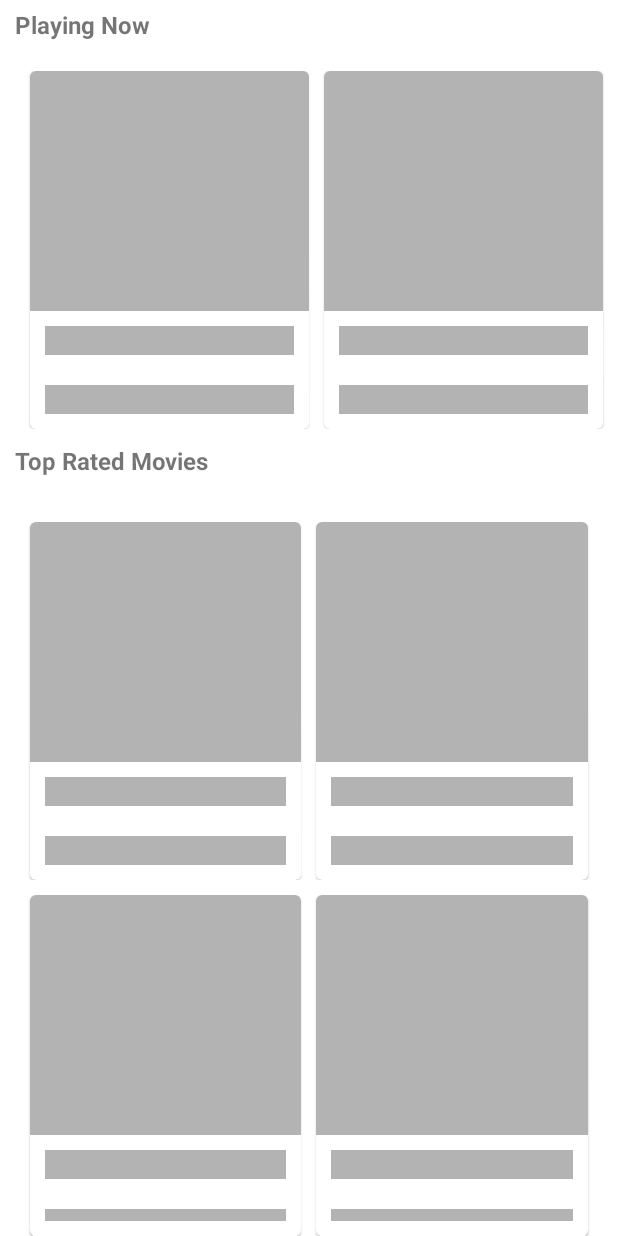
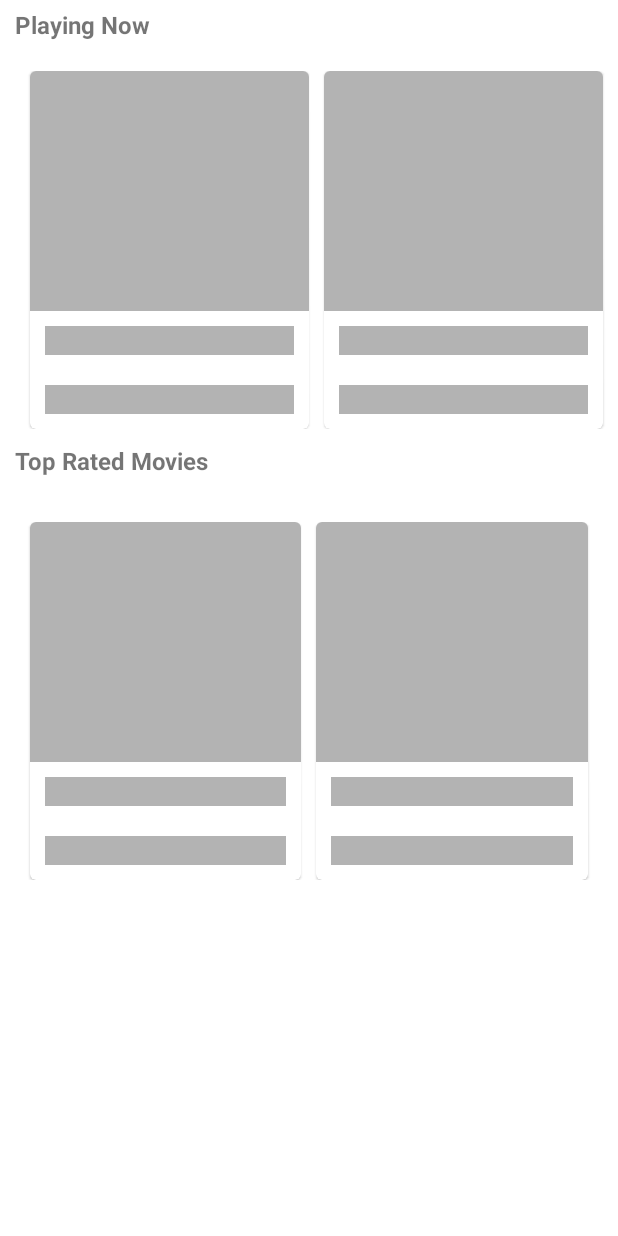
Before and after one commit to kev87ian/TvGuide, an Android app: the layout fragment_top_rated_movies.xml on its own in the app's theme, with its tools: preview values and no code run, on a phone screen of 412 x 824 dp. Run offline under Robolectric (Android 15) with nearby library versions, the phone set to English and light mode, and no system bars.

Commit message:
working on displaying upcoming movies

```diff
--- a/app/src/main/java/com/kev/tvguide/view/adapters/LoadStateViewHolder.kt
+++ b/app/src/main/java/com/kev/tvguide/view/adapters/LoadStateViewHolder.kt
@@ -20,7 +20,7 @@ class LoadStateViewHolder (parent: ViewGroup,
 	private val binding = LoadStateLayoutItemBinding.bind(itemView)
 	private val progressBar: ProgressBar = binding.progressBar
 	private val errorTextView: TextView = binding.errorMsgTextview
-	private val retryButton: Button = binding.btnRetry
+	private val retryButton: Button = binding.topRatedMoviesBtnRetry
 		.also {
 			it.setOnClickListener {
 				retry()
--- a/app/src/main/res/layout/fragment_top_rated_movies.xml
+++ b/app/src/main/res/layout/fragment_top_rated_movies.xml
@@ -1,6 +1,5 @@
 <?xml version="1.0" encoding="utf-8"?>
 <RelativeLayout xmlns:android="http://schemas.android.com/apk/res/android"
-    xmlns:app="http://schemas.android.com/apk/res-auto"
     xmlns:tools="http://schemas.android.com/tools"
     android:layout_width="match_parent"
     android:layout_height="match_parent"
@@ -8,14 +7,14 @@
 
     <TextView
         android:id="@+id/textView"
-        android:textSize="16sp"
-        android:textStyle="bold"
         android:layout_width="wrap_content"
         android:layout_height="wrap_content"
         android:layout_alignParentStart="true"
         android:layout_marginStart="10dp"
         android:layout_marginTop="5dp"
-        android:text="Playing Now" />
+        android:text="Playing Now"
+        android:textSize="16sp"
+        android:textStyle="bold" />
 
     <LinearLayout
         android:id="@+id/scrollView"
@@ -30,10 +29,10 @@
 
         <com.facebook.shimmer.ShimmerFrameLayout
             android:id="@+id/shimmerLayoutNowPlaying"
-            android:visibility="visible"
+            android:layout_width="match_parent"
+            android:layout_height="wrap_content"
             android:layout_marginTop="10dp"
-            android:layout_width="match_parent"
-            android:layout_height="wrap_content">
+            android:visibility="visible">
 
 
             <LinearLayout
@@ -41,8 +40,7 @@
                 android:layout_height="wrap_content"
                 android:orientation="horizontal">
 
-                <include layout="@layout/shimmer_layout"/>
-
+                <include layout="@layout/shimmer_layout" />
 
 
             </LinearLayout>
@@ -87,35 +85,35 @@
         android:layout_width="wrap_content"
         android:layout_height="wrap_content"
         android:layout_below="@id/textView2"
+        android:layout_alignParentStart="true"
+        android:layout_alignParentEnd="true"
         android:layout_marginStart="10dp"
+        android:layout_marginTop="10dp"
         android:layout_marginEnd="10dp"
-        android:layout_marginTop="10dp"
-        android:orientation="vertical"
-        android:layout_alignParentStart="true"
-        android:layout_alignParentEnd="true">
+        android:orientation="vertical">
 
         <TextView
-            android:visibility="gone"
+            android:id="@+id/error_msg_textview"
             android:layout_width="wrap_content"
             android:layout_height="wrap_content"
-            android:id="@+id/error_msg_textview"
             android:layout_gravity="center_horizontal"
-            android:text="Something went wrong. Please retry"/>
+            android:text="Something went wrong. Please retry"
+            android:visibility="gone" />
 
         <com.google.android.material.button.MaterialButton
+            android:id="@+id/top_rated_movies_btn_retry"
             android:layout_width="wrap_content"
             android:layout_height="wrap_content"
+            android:layout_gravity="center_horizontal"
             android:text="retry"
-            android:visibility="gone"
-            android:layout_gravity="center_horizontal"
-            android:id="@+id/btn_retry"/>
+            android:visibility="gone" />
 
         <com.facebook.shimmer.ShimmerFrameLayout
             android:id="@+id/shimmerLayout"
-            android:visibility="visible"
+            android:layout_width="match_parent"
+            android:layout_height="wrap_content"
             android:layout_marginTop="10dp"
-            android:layout_width="match_parent"
-            android:layout_height="wrap_content">
+            android:visibility="visible">
 
 
             <LinearLayout
@@ -123,23 +121,20 @@
                 android:layout_height="wrap_content"
                 android:orientation="vertical">
 
-                <include layout="@layout/shimmer_layout"/>
+                <include layout="@layout/shimmer_layout" />
 
-                <include layout="@layout/shimmer_layout"/>
-                <include layout="@layout/shimmer_layout"/>
 
             </LinearLayout>
 
         </com.facebook.shimmer.ShimmerFrameLayout>
 
 
-
         <androidx.recyclerview.widget.RecyclerView
+            android:id="@+id/top_rated_recyclerview"
             android:layout_width="match_parent"
-            android:visibility="visible"
+            android:layout_height="wrap_content"
             android:layout_below="@id/shimmerLayout"
-            android:id="@+id/top_rated_recyclerview"
-            android:layout_height="wrap_content"/>
+            android:visibility="visible" />
 
 
     </LinearLayout>
--- a/app/src/main/res/layout/load_state_layout_item.xml
+++ b/app/src/main/res/layout/load_state_layout_item.xml
@@ -31,7 +31,7 @@
     <com.google.android.material.button.MaterialButton
         android:layout_width="wrap_content"
         android:layout_height="wrap_content"
-        android:id="@+id/btn_retry"
+        android:id="@+id/top_rated_movies_btn_retry"
         app:layout_constraintTop_toBottomOf="@id/error_msg_textview"
         app:layout_constraintStart_toStartOf="parent"
         app:layout_constraintEnd_toEndOf="parent"
```
Also changed, not shown: app/src/main/java/com/kev/tvguide/model/network/MoviesApiService.kt (+7 -0 lines), app/src/main/java/com/kev/tvguide/model/repositories/UpcomingMoviesRepository.kt (added, +10 -0 lines), app/src/main/java/com/kev/tvguide/view/adapters/UpcomingMoviesAdapter.kt (added, +58 -0 lines), app/src/main/java/com/kev/tvguide/view/fragments/TopRatedMoviesFragment.kt (+37 -26 lines), app/src/main/java/com/kev/tvguide/viewmodel/MoviesNowPlayingViewModel.kt (+0 -22 lines), app/src/main/java/com/kev/tvguide/viewmodel/UpcomingMoviesViewModel.kt (added, +39 -0 lines), 2 other files.
